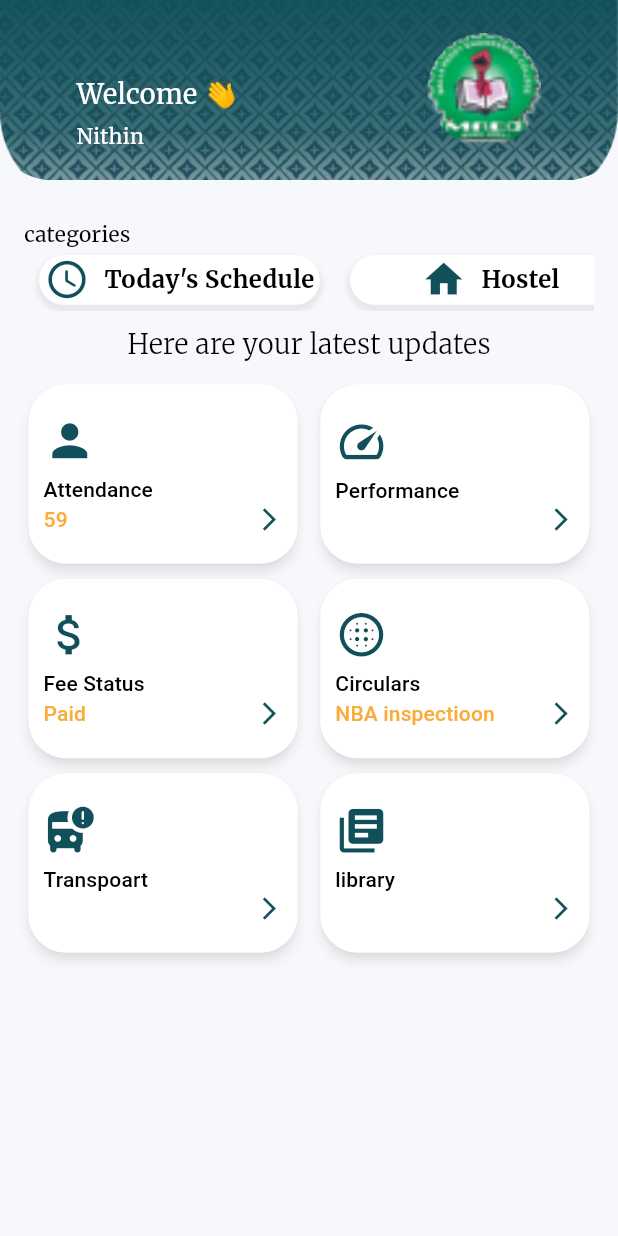
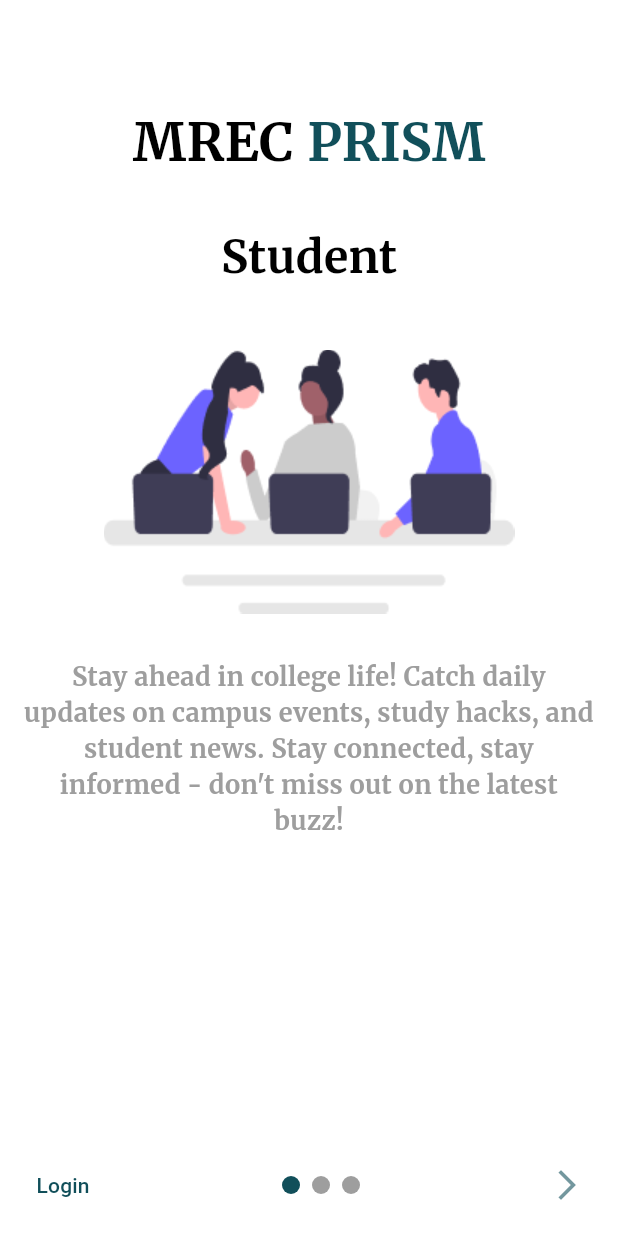
Before and after one commit to SaiSriNithin/Prism, a Flutter app: the screen it shows after launch, on a phone screen of 412 x 824 dp. Run offline on Flutter 3.47's test engine with Material 3 defaults, Android fonts, the phone set to English and light mode, and no system bars; drawn by our look-alikes of crystal_navigation_bar, smooth_page_indicator; our stand-ins replace google_fonts, iconly, shared_preferences.

Commit message:
new file:   assets/faculty_onboarding.png 	new file:   assets/parents_onboarding.png 	new file:   assets/students_onboarding.png 	modified:   lib/main.dart 	new file:   lib/screens/splash_and_login_screens/login_screen.dart 	new file:   lib/screens/splash_and_login_screens/onboarding_scrrens/onboarding_data_and_class.dart 	new file:   lib/screens/splash_and_login_screens/onboarding_scrrens/onboarding_screen.dart 	modified:   macos/Flutter/GeneratedPluginRegistrant.swift 	modified:   pubspec.lock 	modified:   pubspec.yaml

```diff
--- a/lib/main.dart
+++ b/lib/main.dart
@@ -1,7 +1,8 @@
 import 'package:flutter/material.dart';
 import 'package:google_fonts/google_fonts.dart';
-import 'package:new_prism/gg.dart';
 import 'package:new_prism/navbar.dart';
+import 'package:new_prism/screens/splash_and_login_screens/onboarding_scrrens/onboarding_screen.dart';
+import 'package:shared_preferences/shared_preferences.dart';
 
 var greenColor = ColorScheme.fromSeed(
   seedColor: const Color.fromARGB(255, 17, 79, 90),
@@ -10,32 +11,44 @@
   seedColor: const Color.fromARGB(255, 251, 171, 58),
 );
 
-void main() {
-  runApp( MaterialApp(
+void main() async {
+  WidgetsFlutterBinding.ensureInitialized();
+  final prefs = await SharedPreferences.getInstance();
+  bool onboarding = prefs.getBool("onboarding") ?? false;
+  runApp(MyApp(
+    onboarding: onboarding,
+  ));
+}
 
+class MyApp extends StatefulWidget {
+  final bool onboarding;
+
+  const MyApp({super.key, this.onboarding = false});
+
+  @override
+  State<MyApp> createState() => _MyAppState();
+}
+
+class _MyAppState extends State<MyApp> {
+  @override
+  Widget build(BuildContext context) {
+    return MaterialApp(
+      debugShowCheckedModeBanner: false,
       theme: ThemeData(
         useMaterial3: true,
-
-
-    colorScheme:const ColorScheme(
+        colorScheme: const ColorScheme(
           primary: Color.fromARGB(255, 17, 79, 90),
           onPrimary: Color.fromARGB(150, 17, 79, 90),
-
           secondary: Color.fromARGB(255, 251, 171, 58),
           onSecondary: Color.fromARGB(150, 251, 171, 58),
-
           background: Color.fromARGB(255, 247, 248, 251),
-      onBackground: Color.fromARGB(255, 247, 248, 251),
-
+          onBackground: Color.fromARGB(110, 247, 248, 251),
           error: Colors.red,
           onError: Colors.red,
-
           surface: Color.fromARGB(255, 255, 255, 255),
           onSurface: Color.fromARGB(255, 255, 255, 255),
-
           brightness: Brightness.light,
         ),
-
         textTheme: TextTheme(
           displayLarge: const TextStyle(
             fontSize: 72,
@@ -45,18 +58,19 @@
             fontSize: 30,
             fontStyle: FontStyle.italic,
           ),
-      bodyMedium: GoogleFonts.merriweather(),
+          bodyMedium: GoogleFonts.merriweather(
+            fontSize: 35,
+            fontWeight: FontWeight.bold,
+          ),
           displaySmall: GoogleFonts.pacifico(),
         ),
       ),
 
-
-
-
       //this is test tharak
       // home: Homescreen(),
-    home: Navbar1(),
+      home: widget.onboarding ? const Navbar1() : const OnboardingScreen(),
       //home: Community(),
       // go to hell
-  ));
+    );
   }
+}
--- /dev/null
+++ b/lib/screens/splash_and_login_screens/onboarding_scrrens/onboarding_data_and_class.dart
@@ -0,0 +1,28 @@
+class OnboardingInfo {
+  final String title;
+  final String descriptions;
+  final String image;
+
+  OnboardingInfo(
+      {required this.title, required this.descriptions, required this.image});
+}
+
+class OnboardingItems {
+  List<OnboardingInfo> items = [
+    OnboardingInfo(
+        title: "Student",
+        descriptions:
+            "Stay ahead in college life! Catch daily updates on campus events, study hacks, and student news. Stay connected, stay informed - don't miss out on the latest buzz!",
+        image: "assets/students_onboarding.png"),
+    OnboardingInfo(
+        title: "Parent",
+        descriptions:
+            "Parents, stay in the loop with your child's academic journey! Get instant access to their info and receive important notifications. Stay connected, stay informed - we've got you covered!",
+        image: "assets/parents_onboarding.png"),
+    OnboardingInfo(
+        title: "Faculty",
+        descriptions:
+            "Faculty members, keep your finger on the pulse of campus life! Access student information and receive timely notifications. Stay connected, stay informed - empowering academic excellence!",
+        image: "assets/faculty_onboarding.png"),
+  ];
+}
--- /dev/null
+++ b/lib/screens/splash_and_login_screens/onboarding_scrrens/onboarding_screen.dart
@@ -0,0 +1,126 @@
+import 'package:flutter/material.dart';
+import 'package:new_prism/screens/splash_and_login_screens/login_screen.dart';
+import 'package:new_prism/screens/splash_and_login_screens/onboarding_scrrens/onboarding_data_and_class.dart';
+import 'package:smooth_page_indicator/smooth_page_indicator.dart';
+
+class OnboardingScreen extends StatefulWidget {
+  const OnboardingScreen({super.key});
+
+  @override
+  State<OnboardingScreen> createState() => _OnboardingScreenState();
+}
+
+class _OnboardingScreenState extends State<OnboardingScreen> {
+  final controller = OnboardingItems();
+  final pageController = PageController();
+
+  bool isLastPage = false;
+  String whatPage = "";
+  @override
+  Widget build(BuildContext context) {
+    return Scaffold(
+      backgroundColor: Theme.of(context).colorScheme.surface,
+      bottomSheet: Container(
+        color: Colors.white,
+        padding: const EdgeInsets.symmetric(horizontal: 10, vertical: 10),
+        child: Row(
+          mainAxisAlignment: MainAxisAlignment.spaceBetween,
+          children: [
+            TextButton(
+                onPressed: () => Navigator.push(
+                    context,
+                    MaterialPageRoute(
+                        builder: (ctx) => LoginScreen(type: whatPage))),
+                child: const Text("Login")),
+            SmoothPageIndicator(
+              controller: pageController,
+              count: controller.items.length,
+              onDotClicked: (index) => pageController.animateToPage(index,
+                  duration: const Duration(milliseconds: 300),
+                  curve: Curves.easeIn),
+              effect: WormEffect(
+                dotHeight: 12,
+                dotWidth: 12,
+                activeDotColor: Theme.of(context).colorScheme.primary,
+              ),
+            ),
+            isLastPage
+                ? IconButton(
+                    onPressed: () => pageController.previousPage(
+                        duration: const Duration(milliseconds: 300),
+                        curve: Curves.easeIn),
+                    icon: Icon(Icons.arrow_back_ios_new_sharp,
+                        color: Theme.of(context).colorScheme.onPrimary))
+                : IconButton(
+                    onPressed: () => pageController.nextPage(
+                        duration: const Duration(milliseconds: 300),
+                        curve: Curves.easeIn),
+                    icon: Icon(Icons.arrow_forward_ios_sharp,
+                        color: Theme.of(context).colorScheme.onPrimary))
+          ],
+        ),
+      ),
+      // isLastPage = controller.items.length - 1 == index
+
+      body: Container(
+        margin: const EdgeInsets.symmetric(horizontal: 15),
+        child: PageView.builder(
+            onPageChanged: (index) {
+              setState(() {
+                isLastPage = controller.items.length - 1 == index;
+                whatPage = controller.items[index].title;
+              });
+            },
+            itemCount: controller.items.length,
+            controller: pageController,
+            itemBuilder: (context, index) {
+              return Padding(
+                padding: const EdgeInsets.fromLTRB(0, 70, 0, 0),
+                child: Column(
+                  mainAxisAlignment: MainAxisAlignment.start,
+                  children: [
+                    Row(
+                      mainAxisAlignment: MainAxisAlignment.center,
+                      children: [
+                        const Text(
+                          "MREC ",
+                          style: TextStyle(color: Colors.black),
+                        ),
+                        Text(
+                          "PRISM",
+                          style: Theme.of(context)
+                              .textTheme
+                              .bodyMedium!
+                              .copyWith(
+                                  color: Theme.of(context).colorScheme.primary),
+                        )
+                      ],
+                    ),
+                    SizedBox(
+                      height: 30,
+                    ),
+                    Text(
+                      controller.items[index].title,
+                      style: const TextStyle(
+                          fontSize: 30,
+                          fontWeight: FontWeight.bold,
+                          color: Colors.black),
+                    ),
+                    SizedBox(
+                      height: 40,
+                    ),
+                    Image.asset(controller.items[index].image),
+                    const SizedBox(height: 15),
+                    const SizedBox(height: 15),
+                    Text(controller.items[index].descriptions,
+                        style:
+                            const TextStyle(color: Colors.grey, fontSize: 17),
+                        textAlign: TextAlign.center),
+                  ],
+                ),
+              );
+            }),
+      ),
+    );
+  }
+}
--- a/pubspec.yaml
+++ b/pubspec.yaml
@@ -38,6 +38,8 @@ dependencies:
   crystal_navigation_bar: ^1.0.0
   iconly: ^1.0.1
   google_fonts: ^6.2.1
+  smooth_page_indicator: ^1.1.0
+  shared_preferences: ^2.2.3
 
 dev_dependencies:
   flutter_test:
```
Also changed, not shown: lib/screens/splash_and_login_screens/login_screen.dart (added, +196 -0 lines), assets/faculty_onboarding.png (added), assets/parents_onboarding.png (added), assets/students_onboarding.png (added), pubspec.lock, 1 other file. Lines whose indentation alone changed are shown as unchanged.
